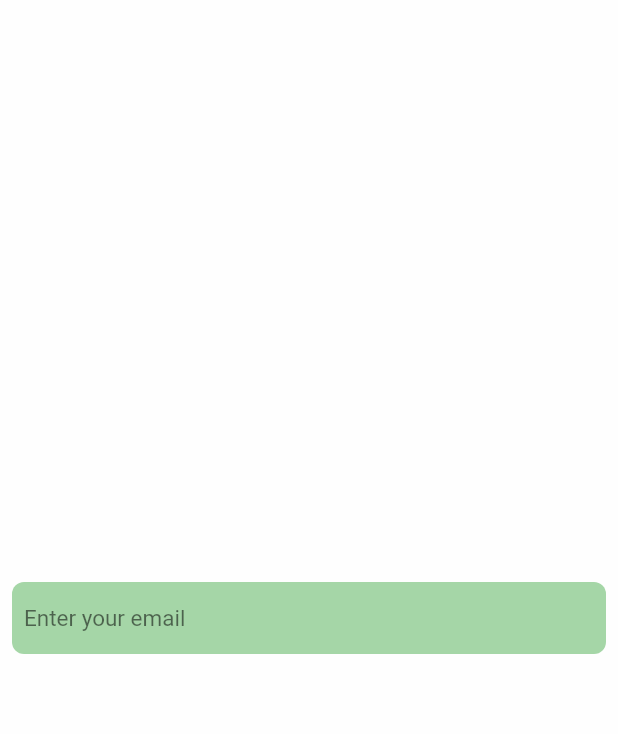
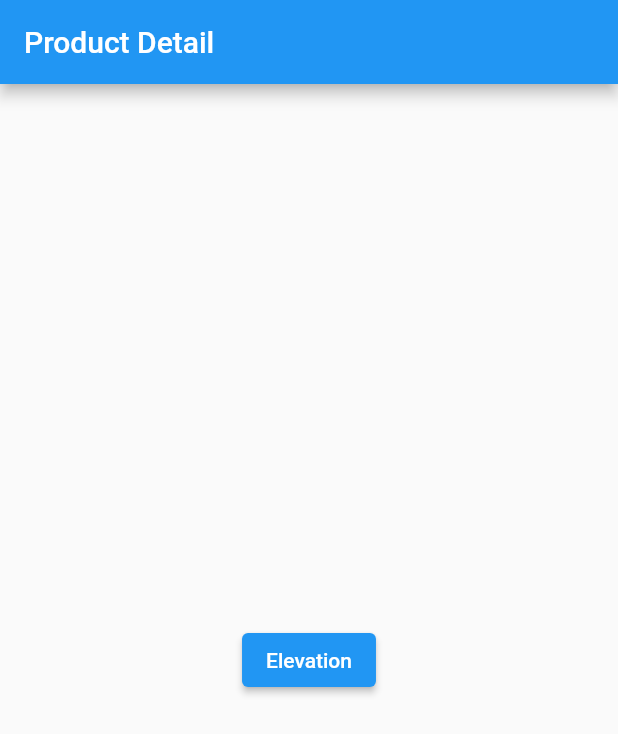
Before and after one commit to soutruoshim/flutter_one_sala_basic_widget, a Flutter app: the screen it shows after launch, on a phone screen of 412 x 824 dp. Shown: the top 734 px of the screen. Run offline on Flutter 3.47's test engine with Material 2 defaults, Android fonts, the phone set to English and light mode, and no system bars.

Commit message:
finsih basic widget

```diff
--- /dev/null
+++ b/lib/14_state_full_widget.dart
@@ -0,0 +1,28 @@
+import 'package:flutter/material.dart';
+class StateFul_Widget extends StatefulWidget {
+  const StateFul_Widget({Key? key}) : super(key: key);
+
+  @override
+  State<StateFul_Widget> createState() => _StateFul_WidgetState();
+}
+
+class _StateFul_WidgetState extends State<StateFul_Widget> {
+  String text = "Product Detail";
+  @override
+  Widget build(BuildContext context) {
+    return Scaffold(
+      appBar: AppBar(title: Text(text, style: TextStyle(fontSize: 20),),),
+      body: Container(
+        alignment: Alignment.center,
+        child: ElevatedButton(
+          child: Text("Elevation"),
+          onPressed: (){
+            setState(() {
+                text = "Service Detail";
+            });
+          },
+        ),
+      ),
+    );
+  }
+}
--- a/lib/main.dart
+++ b/lib/main.dart
@@ -2,6 +2,8 @@ import 'package:flutter/material.dart';
 import 'package:flutter_widget/10_image.dart';
 import 'package:flutter_widget/11_container.dart';
 import 'package:flutter_widget/12_input_widget.dart';
+import 'package:flutter_widget/13_event.dart';
+import 'package:flutter_widget/14_state_full_widget.dart';
 import 'package:flutter_widget/1_scaffold_widget.dart';
 import 'package:flutter_widget/2_app_bar.dart';
 import 'package:flutter_widget/3_bottom_app_bar.dart';
@@ -23,7 +25,7 @@ class MyApp extends StatelessWidget {
   @override
   Widget build(BuildContext context) {
     return MaterialApp(
-      home: InputWidget()
+      home: StateFul_Widget()
     );
   }
 }
```
Also changed, not shown: lib/13_event.dart (added, +50 -0 lines).
